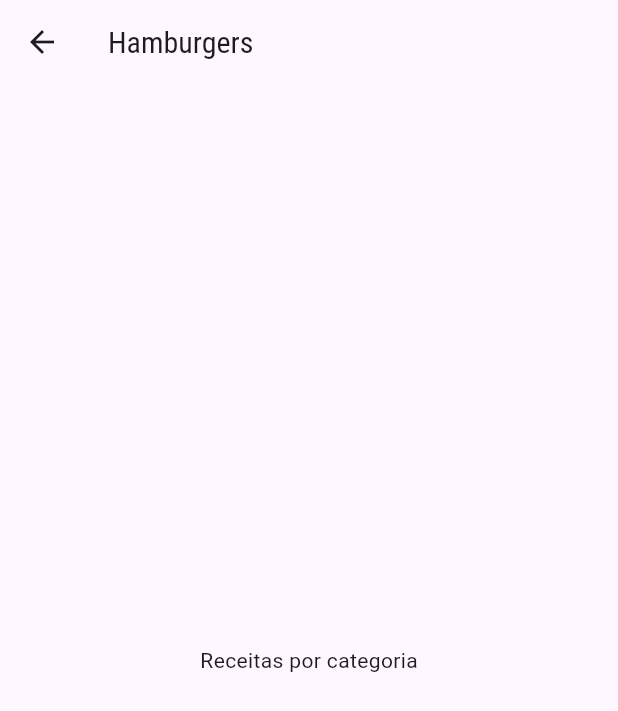
After one commit to CantarinoG/meals-app, a Flutter app: the screen it shows after launch, after a tap on "Hamburgers", on a phone screen of 412 x 824 dp. The commit adds this screen. Shown: the top 711 px of the screen. Run offline on Flutter 3.47's test engine with Material 3 defaults, Android fonts, the phone set to English and light mode, and no system bars.

Commit message:
Add route do meal page

```diff
--- a/lib/components/category_item.dart
+++ b/lib/components/category_item.dart
@@ -1,14 +1,31 @@
 import 'package:flutter/material.dart';
 import '../models/category.dart';
+import '../screens/categories_meals_screen.dart';
 
 class CategoryItem extends StatelessWidget {
   final Category category;
 
   const CategoryItem({super.key, required this.category});
 
+  void _selectCategory(BuildContext context) {
+    Navigator.of(context).push(
+      MaterialPageRoute(
+        builder: (_) {
+          return CategoriesMealsScreen(
+            category: category,
+          );
+        },
+      ),
+    );
+  }
+
   @override
   Widget build(BuildContext context) {
-    return Container(
+    return InkWell(
+      onTap: () => _selectCategory(context),
+      borderRadius: BorderRadius.circular(15),
+      splashColor: Theme.of(context).colorScheme.primary,
+      child: Container(
         padding: EdgeInsets.all(15),
         child: Text(
           category.title,
@@ -25,6 +42,7 @@ class CategoryItem extends StatelessWidget {
             end: Alignment.bottomRight,
           ),
         ),
+      ),
     );
   }
 }
--- /dev/null
+++ b/lib/screens/categories_meals_screen.dart
@@ -0,0 +1,20 @@
+import 'package:flutter/material.dart';
+import '../models/category.dart';
+
+class CategoriesMealsScreen extends StatelessWidget {
+  final Category category;
+
+  const CategoriesMealsScreen({super.key, required this.category});
+
+  @override
+  Widget build(BuildContext context) {
+    return Scaffold(
+      appBar: AppBar(
+        title: Text(category.title),
+      ),
+      body: Center(
+        child: Text("Receitas por categoria"),
+      ),
+    );
+  }
+}
```
Lines whose indentation alone changed are shown as unchanged.
